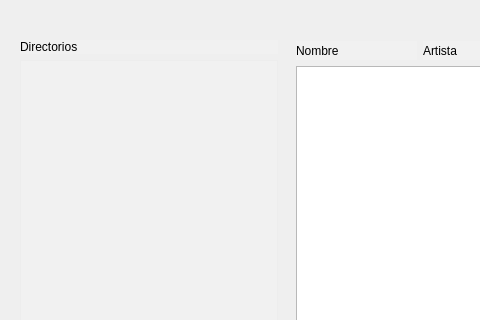
This is Proyecto1-Radio/widget.ui in lazhero/RadioOdyssey as Qt 5 draws it before an edit; both pictures show x 0 to 480 and y 0 to 320 of the 869 by 623 pixel window. The edited form follows.
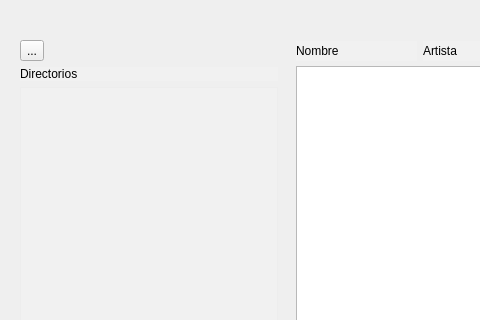
This is the edited form.

The edit to the form file:
```diff
--- a/Proyecto1-Radio/widget.ui
+++ b/Proyecto1-Radio/widget.ui
@@ -39,6 +39,13 @@
     </rect>
    </property>
    <layout class="QVBoxLayout" name="verticalLayout_2">
+    <item>
+     <widget class="QToolButton" name="toolButton">
+      <property name="text">
+       <string>...</string>
+      </property>
+     </widget>
+    </item>
     <item>
      <widget class="QLabel" name="label_9">
       <property name="styleSheet">
@@ -144,7 +151,7 @@
      <x>296</x>
      <y>41</y>
      <width>501</width>
-     <height>19</height>
+     <height>20</height>
     </rect>
    </property>
    <layout class="QHBoxLayout" name="horizontalLayout">
```
